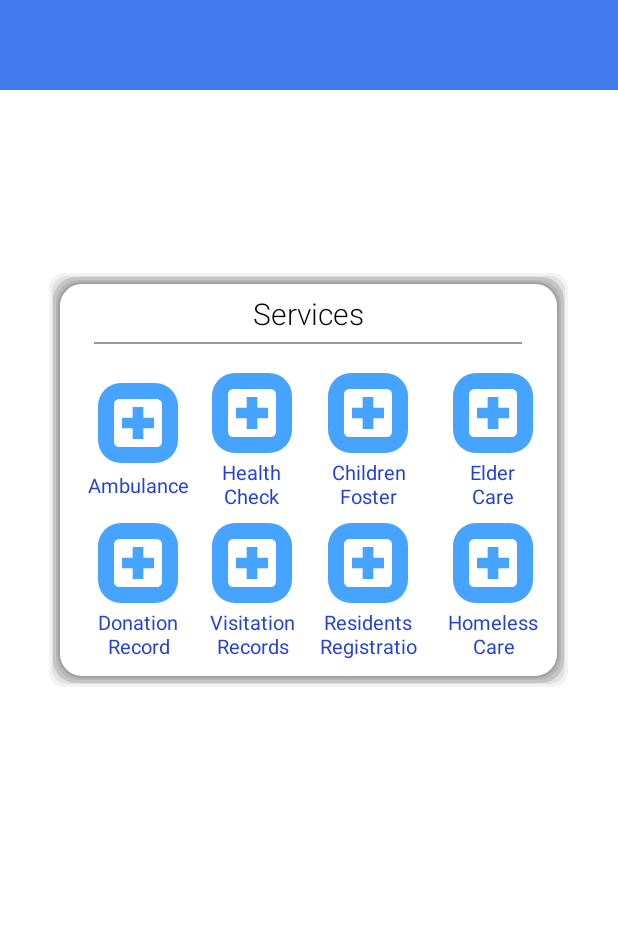
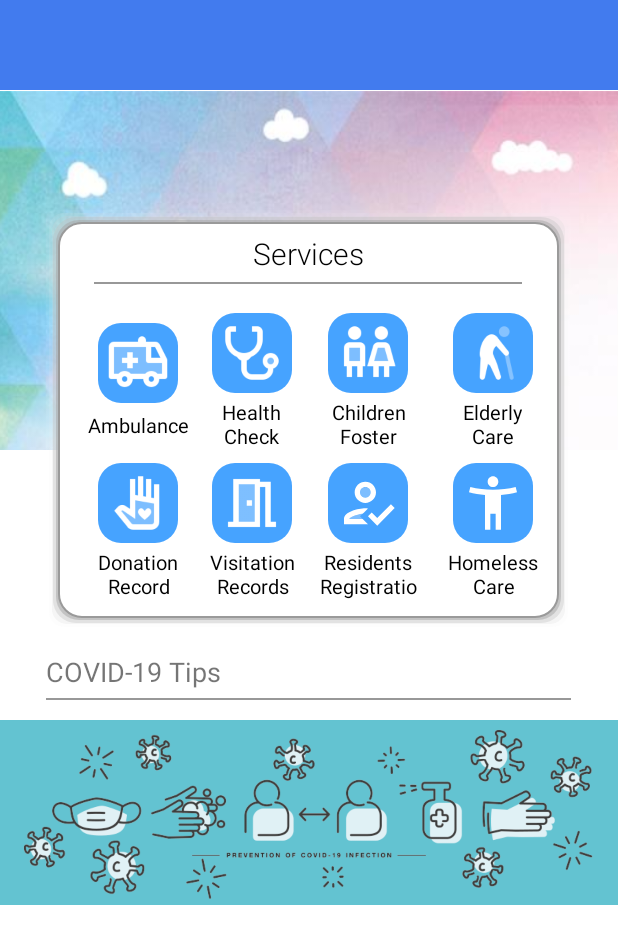
Before and after one commit to loahpotato/welfare_system, an Android app: the layout activity_home.xml on its own in the app's theme, with its tools: preview values and no code run, on a phone screen of 412 x 824 dp. Shown: the top 944 px of the screen. Run offline under Robolectric (Android 15) with nearby library versions, the phone set to English and light mode, and no system bars.

Commit message:
还是写主页

```diff
--- a/app/src/main/res/drawable/home_button_bg.xml
+++ b/app/src/main/res/drawable/home_button_bg.xml
@@ -3,8 +3,6 @@
     android:shape="rectangle">
     <!-- 填充颜色 -->
     <solid android:color="@color/text_blue" />
-
-
     <!-- 矩形的圆角半径 -->
     <corners android:radius="15dp" />
 
--- a/app/src/main/res/drawable/home_outline_rectangle.xml
+++ b/app/src/main/res/drawable/home_outline_rectangle.xml
@@ -3,7 +3,7 @@
 <layer-list xmlns:android="http://schemas.android.com/apk/res/android">
     <item>
         <shape android:shape="rectangle" >
-            <solid android:color="#FFFFFF" />
+            <solid android:color="#0DFFFFFF" />
             <corners android:radius="5dp" />
         </shape>
     </item>
@@ -14,7 +14,7 @@
         android:bottom="2dp"
         android:right="2dp">
         <shape android:shape="rectangle" >
-            <solid android:color="#F3F3F3" />
+            <solid android:color="#1AE6E6E6" />
             <corners android:radius="10dp" />
         </shape>
     </item>
@@ -25,7 +25,7 @@
         android:bottom="4dp"
         android:right="4dp">
         <shape android:shape="rectangle" >
-            <solid android:color="#E1E1E1" />
+            <solid android:color="#33CFCFCF" />
             <corners android:radius="10dp" />
         </shape>
     </item>
@@ -36,7 +36,7 @@
         android:bottom="5dp"
         android:right="5dp">
         <shape android:shape="rectangle" >
-            <solid android:color="#C5C5C5" />
+            <solid android:color="#59BCBCBC" />
             <corners android:radius="15dp" />
         </shape>
     </item>
@@ -47,7 +47,7 @@
         android:bottom="7dp"
         android:right="7dp">
         <shape android:shape="rectangle" >
-            <solid android:color="#B5B5B5" />
+            <solid android:color="#80A6A6A6" />
             <corners android:radius="15dp" />
         </shape>
     </item>
@@ -60,7 +60,7 @@
         <shape android:shape="rectangle" >
             <!-- 填充颜色 -->
             <solid android:color="@android:color/white" />
-            <stroke android:color="#A1A1A1"
+            <stroke android:color="#9A9A9A"
                 android:width="1dp" />
             <!-- 矩形的圆角半径 -->
             <corners android:radius="15dp" />
--- /dev/null
+++ b/app/src/main/res/drawable/ic_twotone_homeless.xml
@@ -0,0 +1,5 @@
+<vector android:height="24dp" android:tint="#FFFFFF"
+    android:viewportHeight="24" android:viewportWidth="24"
+    android:width="24dp" xmlns:android="http://schemas.android.com/apk/res/android">
+    <path android:fillColor="@android:color/white" android:pathData="M20.5,6c-2.61,0.7 -5.67,1 -8.5,1s-5.89,-0.3 -8.5,-1L3,8c1.86,0.5 4,0.83 6,1v13h2v-6h2v6h2V9c2,-0.17 4.14,-0.5 6,-1l-0.5,-2zM12,6c1.1,0 2,-0.9 2,-2s-0.9,-2 -2,-2 -2,0.9 -2,2 0.9,2 2,2z"/>
+</vector>
--- /dev/null
+++ b/app/src/main/res/drawable/ic_twotone_how_to_reg_24.xml
@@ -0,0 +1,11 @@
+<vector android:height="24dp" android:tint="#FFFFFF"
+    android:viewportHeight="24" android:viewportWidth="24"
+    android:width="24dp" xmlns:android="http://schemas.android.com/apk/res/android">
+    <path android:fillAlpha="0.3"
+        android:fillColor="@android:color/white"
+        android:pathData="M11,8m-2,0a2,2 0,1 1,4 0a2,2 0,1 1,-4 0" android:strokeAlpha="0.3"/>
+    <path android:fillAlpha="0.3"
+        android:fillColor="@android:color/white"
+        android:pathData="M5,18h4.99L9,17l0.93,-0.94C7.55,16.33 5.2,17.37 5,18z" android:strokeAlpha="0.3"/>
+    <path android:fillColor="@android:color/white" android:pathData="M11,12c2.21,0 4,-1.79 4,-4s-1.79,-4 -4,-4 -4,1.79 -4,4 1.79,4 4,4zM11,6c1.1,0 2,0.9 2,2s-0.9,2 -2,2 -2,-0.9 -2,-2 0.9,-2 2,-2zM10,18L5,18c0.2,-0.63 2.55,-1.67 4.93,-1.94h0.03l0.46,-0.45L12,14.06c-0.39,-0.04 -0.68,-0.06 -1,-0.06 -2.67,0 -8,1.34 -8,4v2h9l-2,-2zM20.6,12.5l-5.13,5.17 -2.07,-2.08L12,17l3.47,3.5L22,13.91z"/>
+</vector>
--- a/app/src/main/res/layout/activity_home.xml
+++ b/app/src/main/res/layout/activity_home.xml
@@ -9,11 +9,24 @@
     tools:context=".HomeActivity">
 
     <include layout="@layout/title" />
+    <RelativeLayout
+        android:layout_width="match_parent"
+        android:layout_height="match_parent">
+        <ImageView
+            android:layout_width="match_parent"
+            android:layout_height="240dp"
+            android:layout_gravity="fill_horizontal"
+            android:scaleType="fitXY"
 
+            android:src="@mipmap/bg_2"/>
+    <LinearLayout
+        android:layout_width="match_parent"
+        android:layout_height="match_parent"
+        android:orientation="vertical" >
         <LinearLayout
             android:layout_width="350dp"
             android:layout_height="280dp"
-    android:layout_marginTop="120dp"
+            android:layout_marginTop="80dp"
             android:layout_gravity="center"
             android:background="@drawable/home_outline_rectangle"
             android:orientation="vertical">
@@ -54,7 +67,7 @@
                     <ImageButton
                         android:id="@+id/home_ambulance"
                         style="@style/home_button_style"
-                android:src="@drawable/ic_baseline_local_hospital_24" />
+                        android:src="@mipmap/ic_ambulance" />
 
                     <TextView
                         style="@style/home_button_text_style"
@@ -70,7 +83,7 @@
                     <ImageButton
                         android:id="@+id/home_health_check"
                         style="@style/home_button_style"
-                android:src="@drawable/ic_baseline_local_hospital_24" />
+                        android:src="@mipmap/ic_health_check" />
 
                     <TextView
                         style="@style/home_button_text_style"
@@ -85,7 +98,7 @@
                     <ImageButton
                         android:id="@+id/home_kid"
                         style="@style/home_button_style"
-                android:src="@drawable/ic_baseline_local_hospital_24" />
+                        android:src="@mipmap/ic_chilren" />
 
                     <TextView
                         style="@style/home_button_text_style"
@@ -100,11 +113,11 @@
                     <ImageButton
                         android:id="@+id/home_old"
                         style="@style/home_button_style"
-                android:src="@drawable/ic_baseline_local_hospital_24" />
+                        android:src="@mipmap/ic_old" />
 
                     <TextView
                         style="@style/home_button_text_style"
-                android:text="Elder\nCare" />
+                        android:text="Elderly\nCare" />
                 </LinearLayout>
 
                 <LinearLayout
@@ -115,7 +128,7 @@
                     <ImageButton
                         android:id="@+id/home_info"
                         style="@style/home_button_style"
-                android:src="@drawable/ic_baseline_local_hospital_24" />
+                        android:src="@mipmap/ic_donation" />
 
                     <TextView
                         style="@style/home_button_text_style"
@@ -130,7 +143,7 @@
                     <ImageButton
                         android:id="@+id/home_visit_record"
                         style="@style/home_button_style"
-                android:src="@drawable/ic_baseline_local_hospital_24" />
+                        android:src="@mipmap/ic_door" />
 
                     <TextView
                         style="@style/home_button_text_style"
@@ -145,7 +158,7 @@
                     <ImageButton
                         android:id="@+id/home_out_record"
                         style="@style/home_button_style"
-                android:src="@drawable/ic_baseline_local_hospital_24" />
+                        android:src="@drawable/ic_twotone_how_to_reg_24" />
 
                     <TextView
                         style="@style/home_button_text_style"
@@ -160,7 +173,7 @@
                     <ImageButton
                         android:id="@+id/home_homeless_care"
                         style="@style/home_button_style"
-                android:src="@drawable/ic_baseline_local_hospital_24" />
+                        android:src="@drawable/ic_twotone_homeless" />
 
                     <TextView
                         style="@style/home_button_text_style"
@@ -170,4 +183,32 @@
             </androidx.gridlayout.widget.GridLayout>
         </LinearLayout>
 
+        <LinearLayout
+            android:layout_width="match_parent"
+            android:layout_height="wrap_content"
+            android:layout_marginTop="15dp"
+            android:orientation="vertical">
+            <TextView
+                android:layout_width="350dp"
+                android:layout_height="wrap_content"
+                android:layout_gravity="center"
+                android:text="COVID-19 Tips"
+                android:textSize="18sp"/>
+            <View
+                android:layout_width="350dp"
+                android:layout_height="1dp"
+                android:layout_marginTop="5dp"
+                android:layout_gravity="center"
+                android:background="@color/gray"/>
+            <ImageView
+                android:layout_width="match_parent"
+                android:layout_height="150dp"
+                android:layout_gravity="top"
+                android:src="@mipmap/covid_prevention"/>
     </LinearLayout>
+    </LinearLayout>
+    </RelativeLayout>
+
+
+
+</LinearLayout>
--- a/app/src/main/res/values/colors.xml
+++ b/app/src/main/res/values/colors.xml
@@ -13,5 +13,6 @@
     <color name="gray">#989898</color>
     <color name="text_gray">#B8B8B8</color>
     <color name="red">#EE2A2A</color>
+    <color name="light_red">#FF5B5B</color>
 
 </resources>
--- a/app/src/main/res/values/style.xml
+++ b/app/src/main/res/values/style.xml
@@ -13,7 +13,7 @@
         <item name="android:maxLines">2</item>
         <item name="android:layout_gravity">center</item>
         <item name="android:textAlignment">center</item>
-        <item name="android:textColor">@color/blue_purple</item>
+        <item name="android:textColor">@color/black</item>
         <item name="android:textSize">13sp</item>
         <item name="android:textStyle">normal</item>
         <item name="android:fontFamily">sans-serif</item>
```
Also changed, not shown: app/src/main/res/mipmap-hdpi/bg.png (added), app/src/main/res/mipmap-hdpi/bg_2.PNG (added), app/src/main/res/mipmap-mdpi/ic_ambulance.png (added), app/src/main/res/mipmap-mdpi/ic_chilren.png (added), app/src/main/res/mipmap-mdpi/ic_donation.png (added), app/src/main/res/mipmap-mdpi/ic_door.png (added), app/src/main/res/mipmap-mdpi/ic_health_check.png (added), app/src/main/res/mipmap-mdpi/ic_old.png (added). Lines whose indentation alone changed are shown as unchanged.
